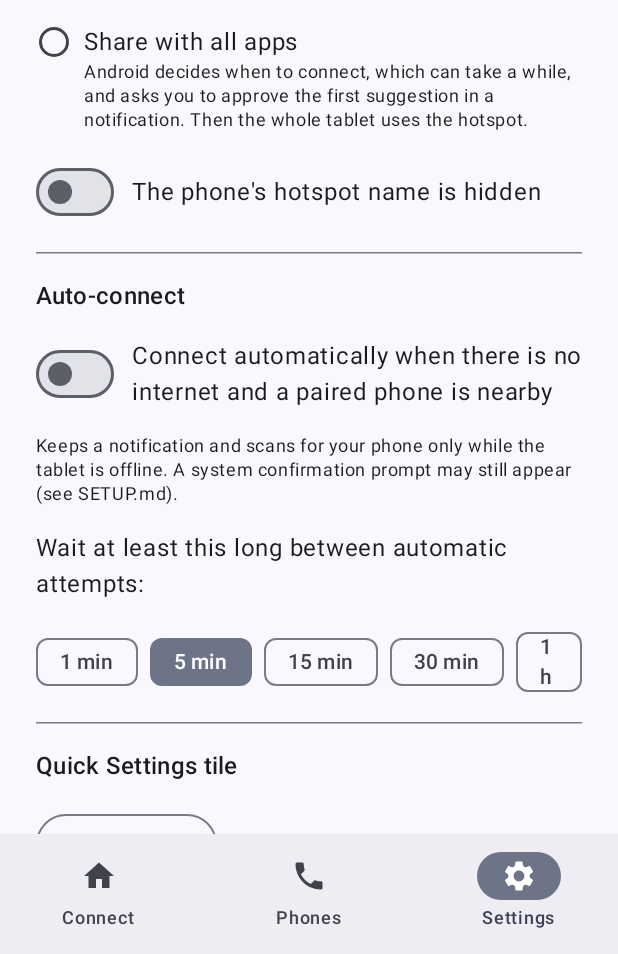
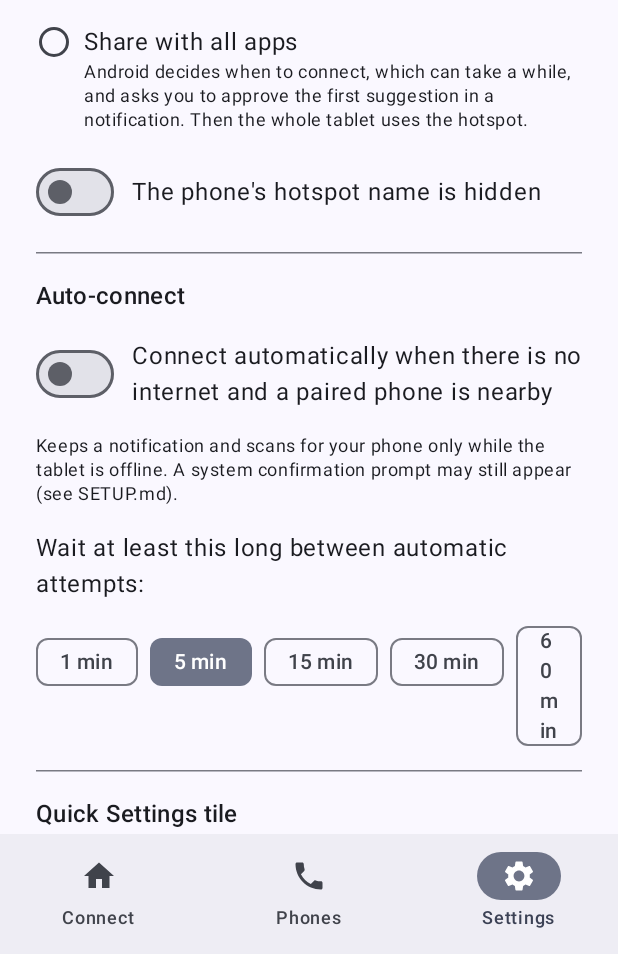
Before and after one commit to czM1K3/OpenHotspot, an Android app built with Jetpack Compose: the screen it shows after launch (MainActivity), item 3 of the bottom bar chosen, on a phone screen of 412 x 824 dp, the part 282-1236 px from its top. Run offline under Robolectric (Android 15) with nearby library versions, the phone set to English and light mode, and no system bars.

Commit message:
Docs: tablet and Samsung sections in SETUP.md, TESTING.md checklist, decisions D39-D42; settings chip labels
Co-Authored-By: Claude Sonnet 5.5 <noreply@anthropic.com>

```diff
--- a/tablet-app/src/main/kotlin/org/openhotspot/tablet/ui/SettingsScreen.kt
+++ b/tablet-app/src/main/kotlin/org/openhotspot/tablet/ui/SettingsScreen.kt
@@ -116,7 +116,7 @@ fun SettingsScreen() {
     }
 }
 
-fun cooldownLabel(seconds: Int): String = if (seconds < 3600) "${seconds / 60} min" else "${seconds / 3600} h"
+fun cooldownLabel(seconds: Int): String = "${seconds / 60} min"
 
 @Composable
 private fun JoinOption(s: AppSettings, method: JoinMethod, title: String, text: String, onPick: (JoinMethod) -> Unit) {
```
Also changed, not shown: 5 other files.
